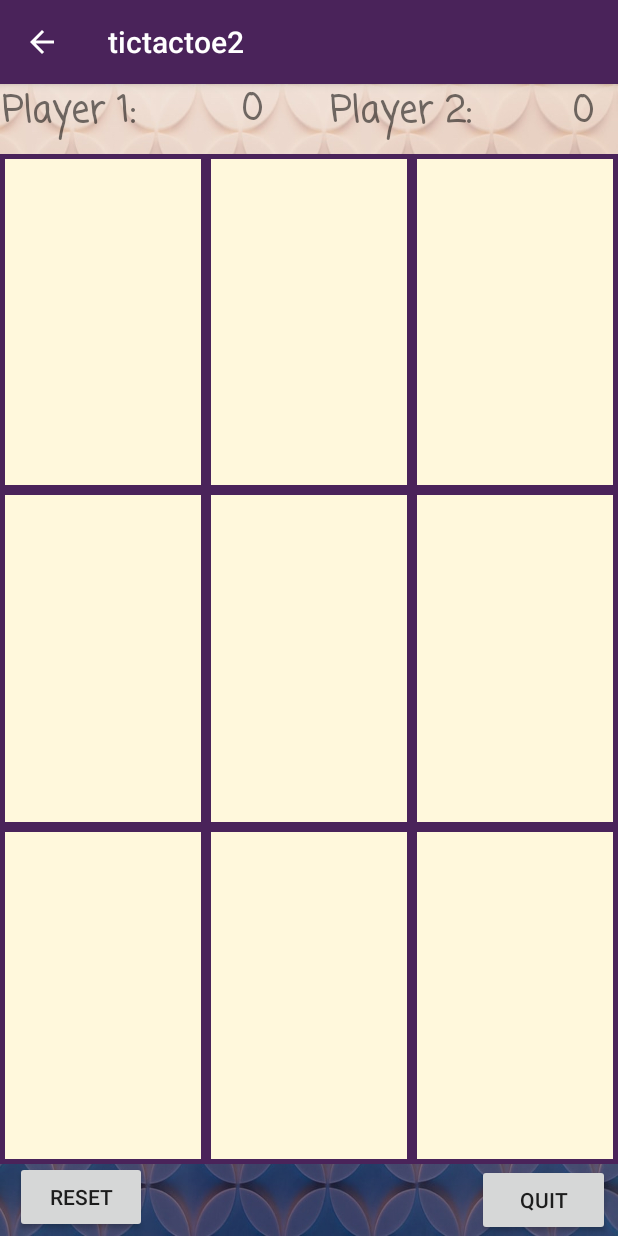
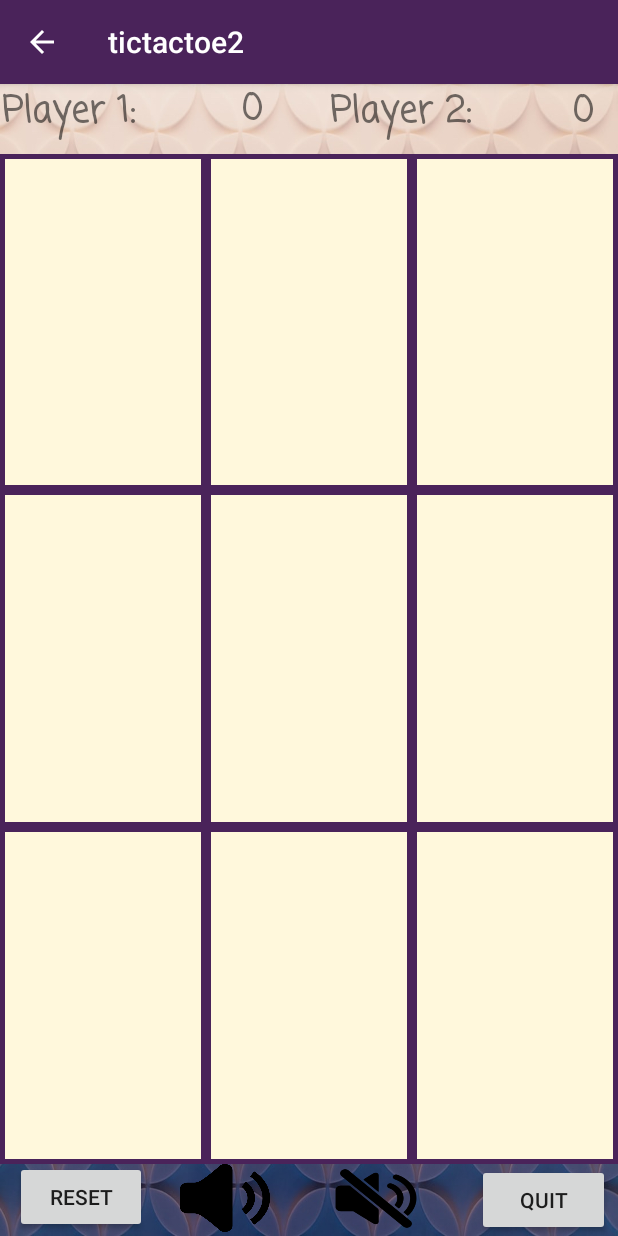
Before and after one commit to janani771/Tic-Tac-Toe, an Android app: the Game screen opened directly, with no data from a screen before it, on a phone screen of 412 x 824 dp. Run offline under Robolectric (Android 15) with nearby library versions, the phone set to English and light mode, and no system bars.

Commit message:
Added button for background music

```diff
--- a/app/src/main/res/layout/game.xml
+++ b/app/src/main/res/layout/game.xml
@@ -202,5 +202,30 @@
             android:onClick="quit"
             android:text="@string/quit" />
 
+        <Button
+            android:id="@+id/playMusic"
+            android:layout_width="60dp"
+            android:layout_height="49dp"
+            android:layout_alignParentTop="true"
+            android:layout_marginStart="120dp"
+            android:layout_marginTop="-2dp"
+            android:background="@drawable/speaker"
+            android:backgroundTint="#000000"
+            android:onClick="playIT" />
+
+        <Button
+            android:id="@+id/mute"
+            android:layout_width="61dp"
+            android:layout_height="50dp"
+            android:layout_alignParentTop="true"
+            android:layout_marginStart="220dp"
+            android:layout_marginTop="-2dp"
+            android:background="@drawable/mute"
+            android:backgroundTint="#000000"
+            android:onClick="mute" />
+
+
+
+
     </RelativeLayout>
 </LinearLayout>
```
